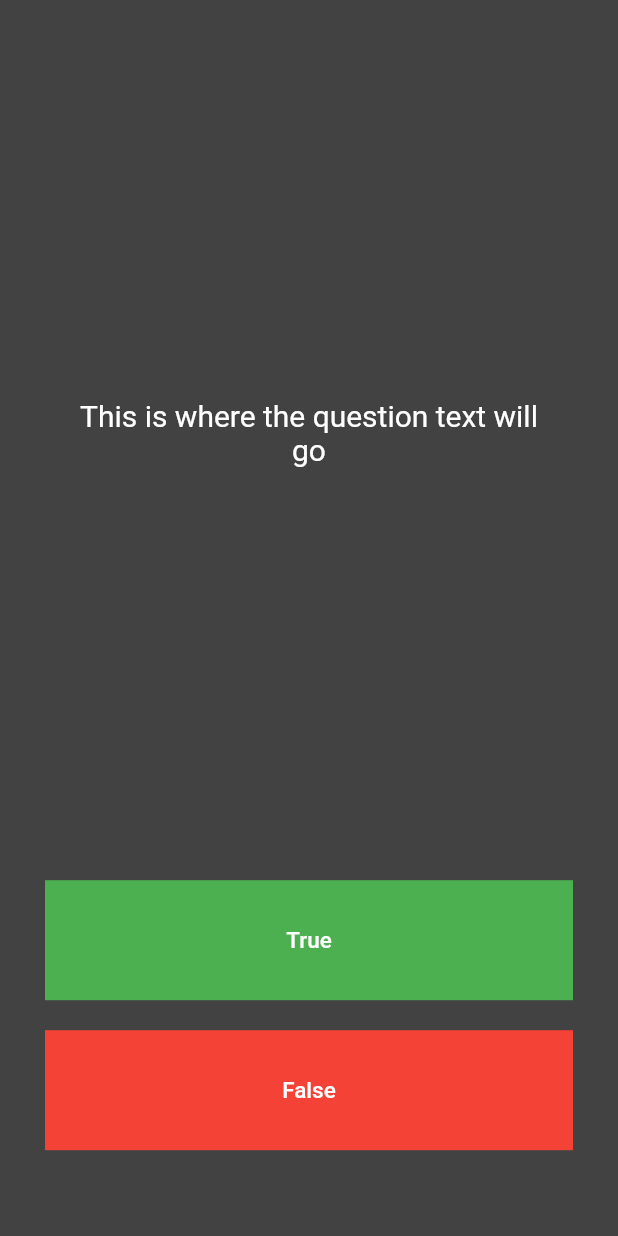
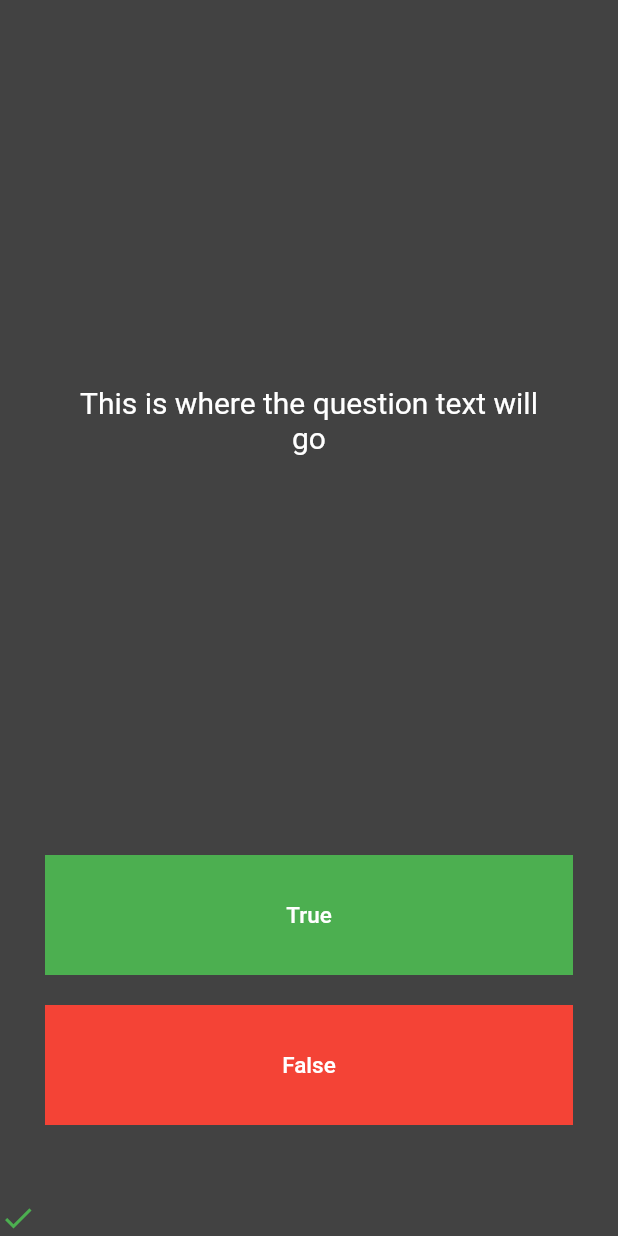
Before and after one commit to rheehot/flutter_exercise, a Flutter app: the screen it shows after launch, after a tap on "True", on a phone screen of 412 x 824 dp. Run offline on Flutter 3.47's test engine with Material 2 defaults, Android fonts, the light colour scheme and no system bars; our stand-ins replace audioplayers.

Commit message:
check result icon added

```diff
--- a/my_quiz/lib/main.dart
+++ b/my_quiz/lib/main.dart
@@ -20,6 +20,7 @@
 }
 
 class _QuizState extends State<Quiz> {
+  List<Icon> scoreKeeper = [];
   @override
   Widget build(BuildContext context) {
     return Column(
@@ -61,7 +62,11 @@
                         ),
                       ),
                       onPressed: () {
-                        print('Button is tapped!');
+                        setState(() {
+                          scoreKeeper.add(
+                            new Icon(Icons.check, color: Colors.green,),
+                          );
+                        });
                       },
                     ),
                   ),
@@ -81,13 +86,20 @@
                         ),
                       ),
                       onPressed: () {
-                        print('Button is tapped!');
+                        setState(() {
+                          scoreKeeper.add(
+                              new Icon(Icons.close, color: Colors.red,)
+                          );
+                        });
                       },
                     ),
                   ),
                 ),
               ],
             )),
+        Row(
+          children: scoreKeeper,
+        ),
       ],
     );
   }
```
